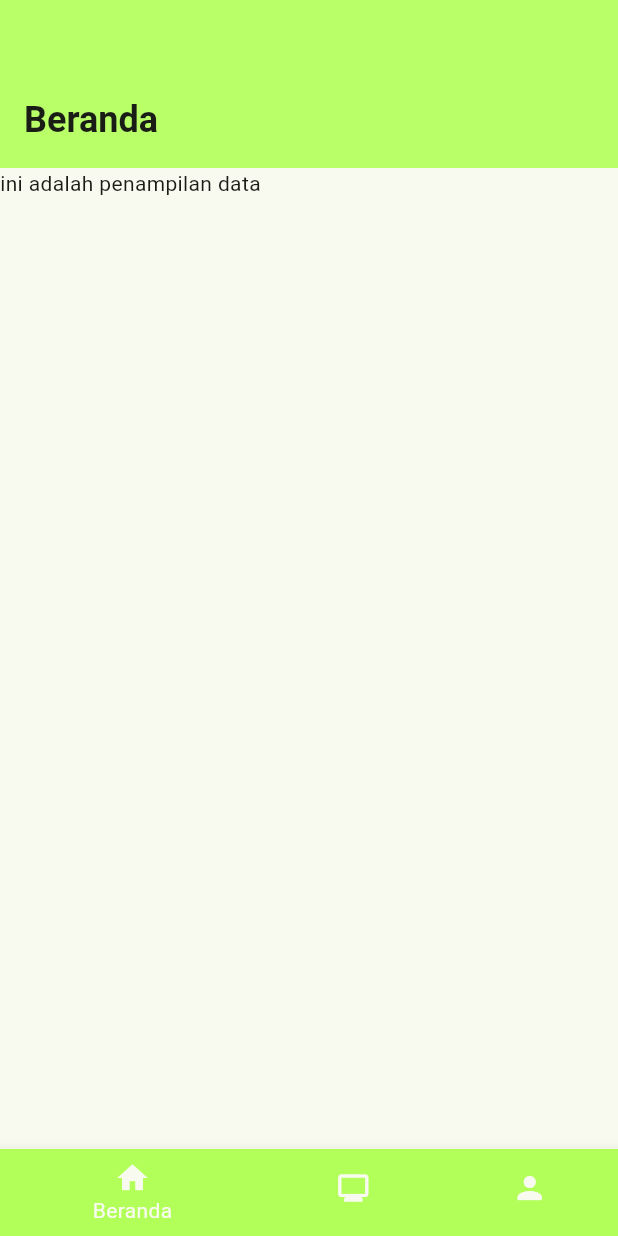
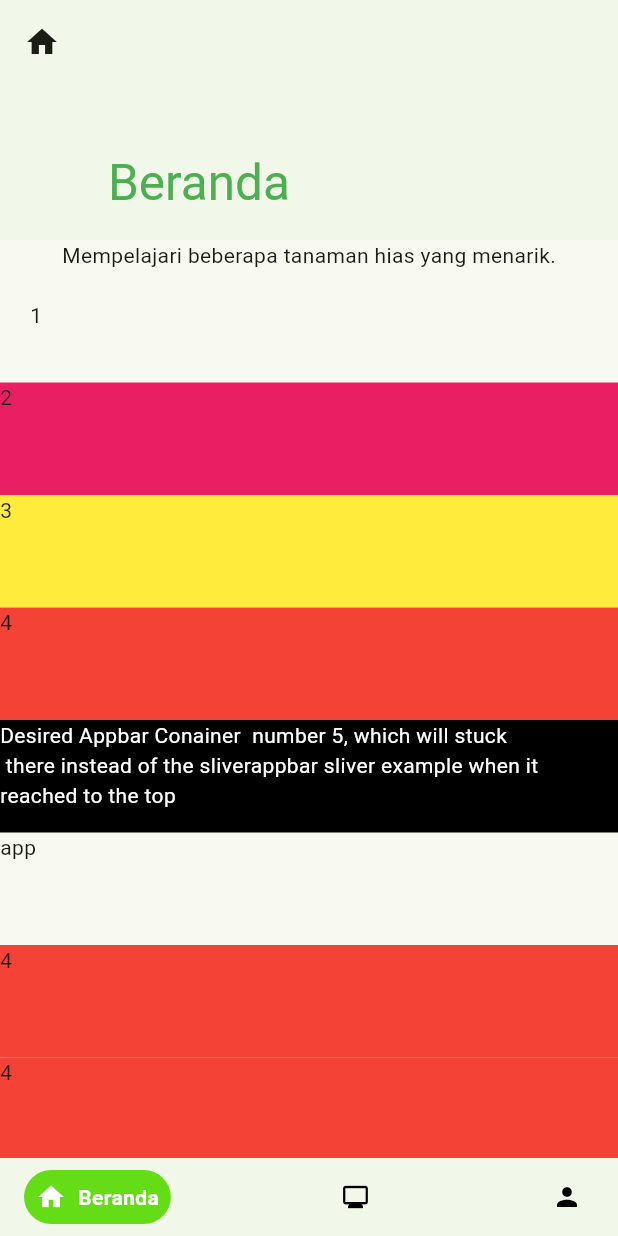
Before and after one commit to urfanadjie/smartHolticulture4, a Flutter app: the screen it shows after launch, on a phone screen of 412 x 824 dp. Run offline on Flutter 3.47's test engine with Material 2 defaults, Android fonts, the light colour scheme and no system bars; drawn by our look-alikes of google_nav_bar.

Commit message:
Optimasi SliverAppButton

```diff
--- /dev/null
+++ b/lib/dashboard_page.dart
@@ -0,0 +1,85 @@
+import 'package:flutter/material.dart';
+
+class DashBoardPage extends StatefulWidget {
+  const DashBoardPage({super.key});
+
+  @override
+  State<StatefulWidget> createState() => _DashBoardPage();
+
+}
+
+class _DashBoardPage extends State<DashBoardPage> {
+  @override
+  Widget build(BuildContext context) {
+    return Scaffold(
+      body: CustomScrollView(
+        scrollDirection: Axis.vertical,
+        slivers: [
+          SliverAppBar(
+            backgroundColor: Colors.lightGreen.shade50,
+            leading: IconButton(
+              onPressed: () {},
+              icon: Icon(Icons.home),
+            ),
+            floating: true,
+            pinned: true,
+            expandedHeight: 160.0,
+            stretch: true,
+            flexibleSpace: FlexibleSpaceBar(
+              title: Text("Beranda", style: TextStyle(color: Colors.green),),
+            ),
+          ),
+          SliverToBoxAdapter(
+            child: SizedBox(
+              height: 20,
+              child:
+              Center(
+                child: Text("Mempelajari beberapa tanaman hias yang menarik."),
+              ),
+            ),
+          ),
+          SliverFixedExtentList(
+            itemExtent: 75,
+            delegate: SliverChildListDelegate([
+              Padding(
+                padding: EdgeInsets.symmetric(
+                  vertical: 20,
+                  horizontal: 20
+                ),
+                child: Text("1"),
+              ),
+              Container(
+                color: Colors.pink,
+                child: Text("2"),
+              ),
+              Container(
+                color: Colors.yellow,
+                child: Text("3"),
+              ),
+              Container(
+                color: Colors.red,
+                child: Text("4"),
+              ),
+              Container(
+                color: Colors.black,
+                child: Text(
+                  "Desired Appbar Conainer  number 5, which will stuck\n there instead of the sliverappbar sliver example when it reached to the top ",
+                  style: TextStyle(color: Colors.white),
+                ),
+              ),
+              Expanded(child: Text("app")),
+              Container(
+                color: Colors.red,
+                child: Text("4"),
+              ),
+              Container(
+                color: Colors.red,
+                child: Text("4"),
+              ),
+            ]),
+          ),
+        ],
+      ),
+    );
+  }
+}
--- a/lib/home_page.dart
+++ b/lib/home_page.dart
@@ -1,5 +1,8 @@
 import 'package:flutter/material.dart';
 import 'package:google_nav_bar/google_nav_bar.dart';
+import 'package:smart_holticulture_4/dashboard_page.dart';
+import 'package:smart_holticulture_4/monitor_page.dart';
+import 'package:smart_holticulture_4/profile_page.dart';
 
 class MyHomePage extends StatefulWidget {
   const MyHomePage({super.key, required this.title});
@@ -41,6 +44,12 @@ class _MyHomePageState extends State<MyHomePage> {
     super.initState();
   }
 
+  static final List<Widget> navScreens = <Widget> [
+    const DashBoardPage(),
+    const MonitorHomePage(),
+    const ProfilePage()
+  ];
+
   @override
   Widget build(BuildContext context) {
     // This method is rerun every time setState is called, for instance as done
@@ -50,58 +59,48 @@ class _MyHomePageState extends State<MyHomePage> {
     // fast, so that you can just rebuild anything that needs updating rather
     // than having to individually change instances of widgets.
     return Scaffold(
-      body:
-        CustomScrollView(
-          scrollDirection: Axis.vertical,
-          slivers: [
-            SliverAppBar.medium(
-              centerTitle: true,
-              title: const Text("Beranda", style: TextStyle(
-                  fontWeight: FontWeight.bold, fontSize: 24
+      body: Center(
+        child: navScreens.elementAt(myIndex),
       ),
+      bottomNavigationBar: Container(
+        color: Colors.lightGreen.shade50,
+        child: Padding(
+          padding: const EdgeInsets.symmetric(
+              horizontal: 16.0,
+              vertical: 8.0,
           ),
-              backgroundColor: Colors.lightGreenAccent.withOpacity(0.9),
+          child: GNav(
+            activeColor: Colors.white,
+            rippleColor: Colors.grey,
+            hoverColor: Colors.grey,
+            gap: 8,
+            iconSize: 20,
+            padding: const EdgeInsets.all(8),
+            duration: const Duration(milliseconds: 400),
+            tabBackgroundColor: Colors.lightGreenAccent.shade700,
+            color: Colors.black,
+            tabs: const [
+              GButton(
+                icon: Icons.home,
+                text: 'Beranda',
               ),
-            const SliverToBoxAdapter(
-              child: Scrollbar(
-                thumbVisibility: true,
-                  thickness: 10,
-                  trackVisibility: true,
-                  child:
-                  SizedBox(
-                    height: 1000,
-                    child:
-                    Text("ini adalah penampilan data"),
+              GButton(
+                icon: Icons.monitor,
+                text: 'Monitor',
+              ),
+              GButton(
+                icon: Icons.person,
+                text: 'Profil',
               )
-              ),
-            ),
             ],
-      ),
-      bottomNavigationBar: BottomNavigationBar(
-        type: BottomNavigationBarType.shifting,
-        onTap: (index) {
+            selectedIndex: myIndex,
+            onTabChange: (index) {
               setState(() {
                 myIndex = index;
               });
             },
-        currentIndex: myIndex,
-        items: const [
-          BottomNavigationBarItem(
-            icon: Icon(Icons.home),
-            backgroundColor: Colors.lightGreenAccent,
-            label: "Beranda"
           ),
-          BottomNavigationBarItem(
-            icon: Icon(Icons.monitor),
-            backgroundColor: Colors.lightBlueAccent,
-            label: "Monitor"
         ),
-          BottomNavigationBarItem(
-            icon: Icon(Icons.person),
-            backgroundColor: Colors.lime,
-            label: "Akun"
-          )
-        ],
       ),
     );
   }
--- a/lib/main.dart
+++ b/lib/main.dart
@@ -1,18 +1,23 @@
 import 'package:flutter/material.dart';
-
 import 'home_page.dart';
 
 void main() {
   runApp(const MyApp());
 }
 
-class MyApp extends StatelessWidget {
+class MyApp extends StatefulWidget {
   const MyApp({super.key});
 
+  @override
+  State<MyApp> createState() => _MyAppState();
+}
+
+class _MyAppState extends State<MyApp> {
   // This widget is the root of your application.
   @override
   Widget build(BuildContext context) {
     return MaterialApp(
+      debugShowCheckedModeBanner: false,
       title: 'smartHolticulture',
       theme: ThemeData(
         // This is the theme of your application.
@@ -33,7 +38,7 @@ class MyApp extends StatelessWidget {
         colorScheme: ColorScheme.fromSeed(seedColor: Colors.lightGreenAccent),
         useMaterial3: true,
       ),
-      home: const MyHomePage(title: 'Home'),
+      home: const MyHomePage(title: "",),
     );
   }
 }
```
Also changed, not shown: lib/monitor_page.dart (added, +113 -0 lines), lib/profile_page.dart (added, +45 -0 lines). Lines whose indentation alone changed are shown as unchanged.
